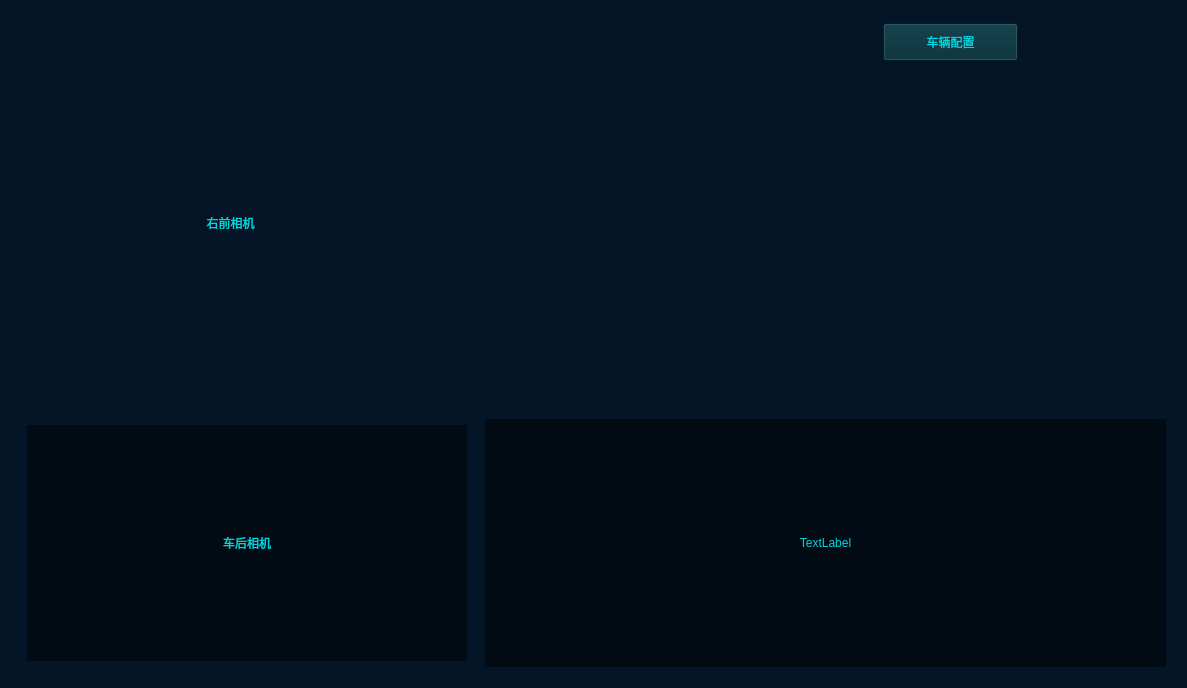
Above: parallel_driving/ui/main_window.ui from NovemberChopin/ParallelDriving before the change. Below: the same form after it.
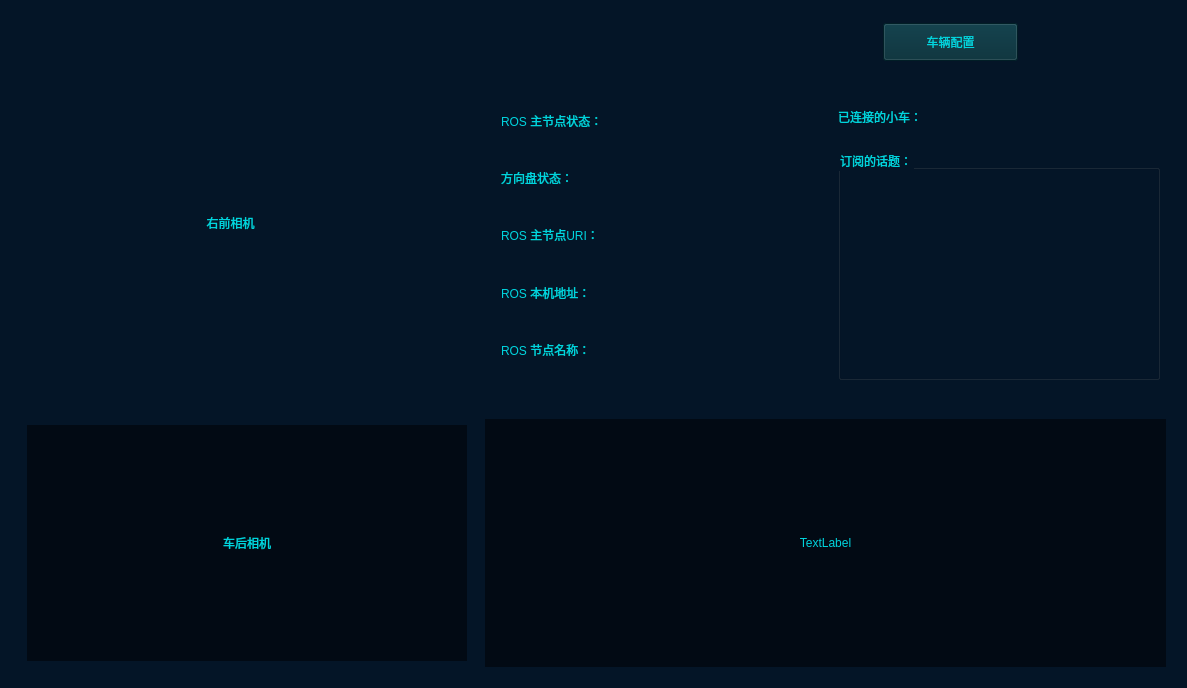
That is the form after the change. Icons and pictures are not drawn.

```diff
--- a/parallel_driving/ui/main_window.ui
+++ b/parallel_driving/ui/main_window.ui
@@ -348,8 +348,173 @@
            <number>0</number>
           </property>
           <item>
-           <widget class="QWidget" name="table" native="true">
-            <layout class="QVBoxLayout" name="verticalLayout_8"/>
+           <widget class="QWidget" name="showInfo" native="true">
+            <property name="styleSheet">
+             <string notr="true">color: rgb(0, 212, 222);</string>
+            </property>
+            <layout class="QHBoxLayout" name="horizontalLayout_5" stretch="1,1">
+             <property name="leftMargin">
+              <number>9</number>
+             </property>
+             <property name="topMargin">
+              <number>0</number>
+             </property>
+             <property name="rightMargin">
+              <number>9</number>
+             </property>
+             <property name="bottomMargin">
+              <number>0</number>
+             </property>
+             <item>
+              <layout class="QGridLayout" name="gridLayout" rowstretch="0,0,0,0,0" columnstretch="2,3">
+               <property name="leftMargin">
+                <number>10</number>
+               </property>
+               <property name="topMargin">
+                <number>5</number>
+               </property>
+               <property name="bottomMargin">
+                <number>5</number>
+               </property>
+               <item row="2" column="1">
+                <widget class="QLabel" name="master_uri">
+                 <property name="text">
+                  <string/>
+                 </property>
+                </widget>
+               </item>
+               <item row="0" column="1">
+                <widget class="QLabel" name="master_status">
+                 <property name="text">
+                  <string/>
+                 </property>
+                </widget>
+               </item>
+               <item row="2" column="0">
+                <widget class="QLabel" name="label">
+                 <property name="text">
+                  <string>ROS 主节点URI：</string>
+                 </property>
+                </widget>
+               </item>
+               <item row="4" column="1">
+                <widget class="QLabel" name="nodename">
+                 <property name="text">
+                  <string/>
+                 </property>
+                </widget>
+               </item>
+               <item row="4" column="0">
+                <widget class="QLabel" name="label_5">
+                 <property name="text">
+                  <string>ROS 节点名称：</string>
+                 </property>
+                </widget>
+               </item>
+               <item row="3" column="1">
+                <widget class="QLabel" name="localhost">
+                 <property name="text">
+                  <string/>
+                 </property>
+                </widget>
+               </item>
+               <item row="3" column="0">
+                <widget class="QLabel" name="label_3">
+                 <property name="text">
+                  <string>ROS 本机地址：</string>
+                 </property>
+                </widget>
+               </item>
+               <item row="0" column="0">
+                <widget class="QLabel" name="label_7">
+                 <property name="text">
+                  <string>ROS 主节点状态：</string>
+                 </property>
+                </widget>
+               </item>
+               <item row="1" column="0">
+                <widget class="QLabel" name="label_9">
+                 <property name="text">
+                  <string>方向盘状态：</string>
+                 </property>
+                </widget>
+               </item>
+               <item row="1" column="1">
+                <widget class="QLabel" name="joy_status">
+                 <property name="text">
+                  <string/>
+                 </property>
+                </widget>
+               </item>
+              </layout>
+             </item>
+             <item>
+              <widget class="QWidget" name="widget_11" native="true">
+               <layout class="QVBoxLayout" name="verticalLayout_8">
+                <property name="leftMargin">
+                 <number>0</number>
+                </property>
+                <property name="topMargin">
+                 <number>9</number>
+                </property>
+                <property name="rightMargin">
+                 <number>0</number>
+                </property>
+                <property name="bottomMargin">
+                 <number>0</number>
+                </property>
+                <item>
+                 <widget class="QWidget" name="widget_12" native="true">
+                  <property name="sizePolicy">
+                   <sizepolicy hsizetype="Preferred" vsizetype="Fixed">
+                    <horstretch>0</horstretch>
+                    <verstretch>0</verstretch>
+                   </sizepolicy>
+                  </property>
+                  <layout class="QHBoxLayout" name="horizontalLayout_6">
+                   <property name="rightMargin">
+                    <number>0</number>
+                   </property>
+                   <item>
+                    <widget class="QLabel" name="label_2">
+                     <property name="text">
+                      <string>已连接的小车：</string>
+                     </property>
+                    </widget>
+                   </item>
+                   <item>
+                    <widget class="QLabel" name="car_name">
+                     <property name="text">
+                      <string/>
+                     </property>
+                    </widget>
+                   </item>
+                  </layout>
+                 </widget>
+                </item>
+                <item>
+                 <widget class="QWidget" name="widget_10" native="true">
+                  <layout class="QVBoxLayout" name="verticalLayout_12">
+                   <property name="rightMargin">
+                    <number>0</number>
+                   </property>
+                   <property name="bottomMargin">
+                    <number>0</number>
+                   </property>
+                   <item>
+                    <widget class="QGroupBox" name="groupBox">
+                     <property name="title">
+                      <string>订阅的话题：</string>
+                     </property>
+                    </widget>
+                   </item>
+                  </layout>
+                 </widget>
+                </item>
+               </layout>
+              </widget>
+             </item>
+            </layout>
            </widget>
           </item>
           <item>
```
